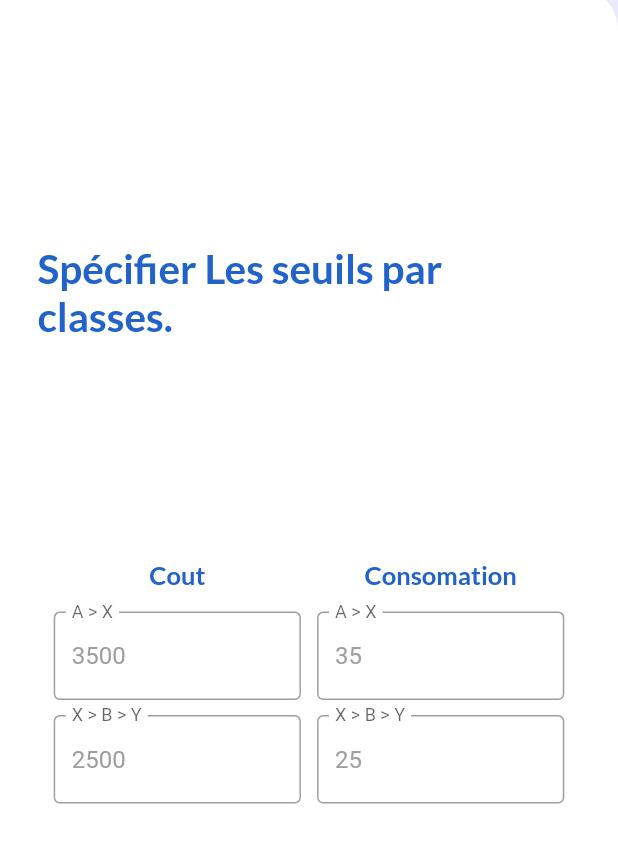
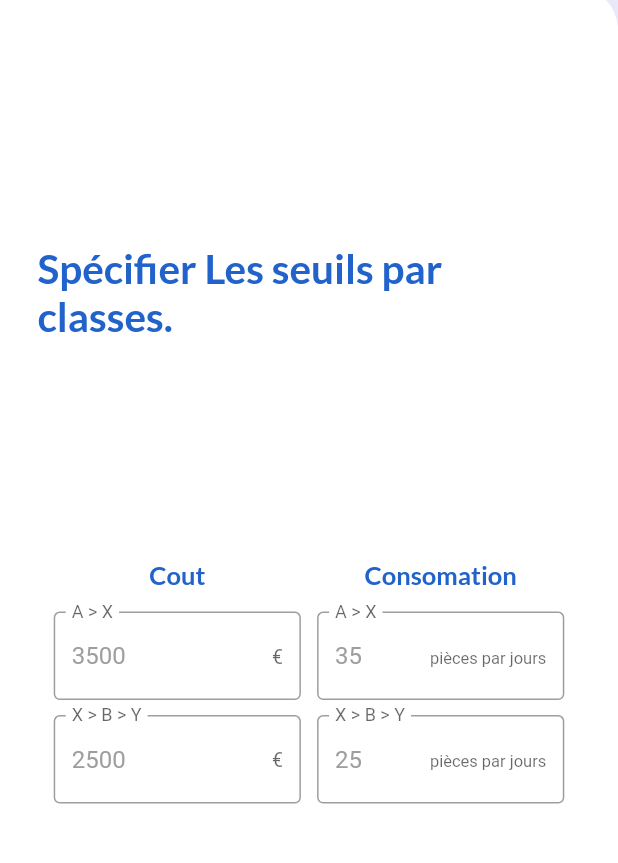
Before and after one commit to B-Houssam/iStock, a Flutter app: the AjouterFour screen opened directly, on a phone screen of 412 x 824 dp, the part 175-1038 px from its top. Run offline on Flutter 3.47's test engine with Material 2 defaults, Android fonts, the phone set to English and light mode, and no system bars; our stand-ins replace font_awesome_flutter, google_fonts, sqflite; accounts and stored records are empty.

Commit message:
new release and fixed minor issues

```diff
--- a/lib/views/List-produits.dart
+++ b/lib/views/List-produits.dart
@@ -221,7 +221,8 @@ class _ALLState extends State<ALL> {
                                       "Cadence: " +
                                           _produits[index]
                                               .cadence
-                                              .toStringAsFixed(3),
+                                              .round()
+                                              .toString(),
                                       style: GoogleFonts.lato(
                                         color: Color(0XFF2163CB),
                                         fontWeight: FontWeight.w400,
--- a/lib/views/ajouterOne.dart
+++ b/lib/views/ajouterOne.dart
@@ -296,6 +296,10 @@ class _AjouterOneState extends State<AjouterOne> {
                                         ),
                                         labelText: 'Cout total',
                                         border: InputBorder.none,
+                                        suffix: Text(
+                                          "€",
+                                          style: TextStyle(fontSize: 13),
+                                        ),
                                         counter: const SizedBox(),
                                       ),
                                       keyboardType: TextInputType.number,
--- a/lib/views/ajouterSeuil.dart
+++ b/lib/views/ajouterSeuil.dart
@@ -186,6 +186,11 @@ class _AjouterFourState extends State<AjouterFour> {
                                                 decoration:
                                                     const InputDecoration(
                                                   labelText: "A > X",
+                                                  suffix: Text(
+                                                    "€",
+                                                    style:
+                                                        TextStyle(fontSize: 13),
+                                                  ),
                                                   focusedBorder:
                                                       OutlineInputBorder(
                                                     borderSide: BorderSide(
@@ -243,6 +248,11 @@ class _AjouterFourState extends State<AjouterFour> {
                                                 decoration:
                                                     const InputDecoration(
                                                   labelText: "X > B > Y",
+                                                  suffix: Text(
+                                                    "€",
+                                                    style:
+                                                        TextStyle(fontSize: 13),
+                                                  ),
                                                   focusedBorder:
                                                       OutlineInputBorder(
                                                     borderSide: BorderSide(
@@ -328,6 +338,11 @@ class _AjouterFourState extends State<AjouterFour> {
                                                 decoration:
                                                     const InputDecoration(
                                                   labelText: "A > X",
+                                                  suffix: Text(
+                                                    "pièces par jours",
+                                                    style:
+                                                        TextStyle(fontSize: 11),
+                                                  ),
                                                   focusedBorder:
                                                       OutlineInputBorder(
                                                     borderSide: BorderSide(
@@ -385,6 +400,11 @@ class _AjouterFourState extends State<AjouterFour> {
                                                 decoration:
                                                     const InputDecoration(
                                                   labelText: "X > B > Y",
+                                                  suffix: Text(
+                                                    "pièces par jours",
+                                                    style:
+                                                        TextStyle(fontSize: 11),
+                                                  ),
                                                   focusedBorder:
                                                       OutlineInputBorder(
                                                     borderSide: BorderSide(
```
Also changed, not shown: lib/views/splash-screen.dart (+2 -6 lines), 2 other files.
